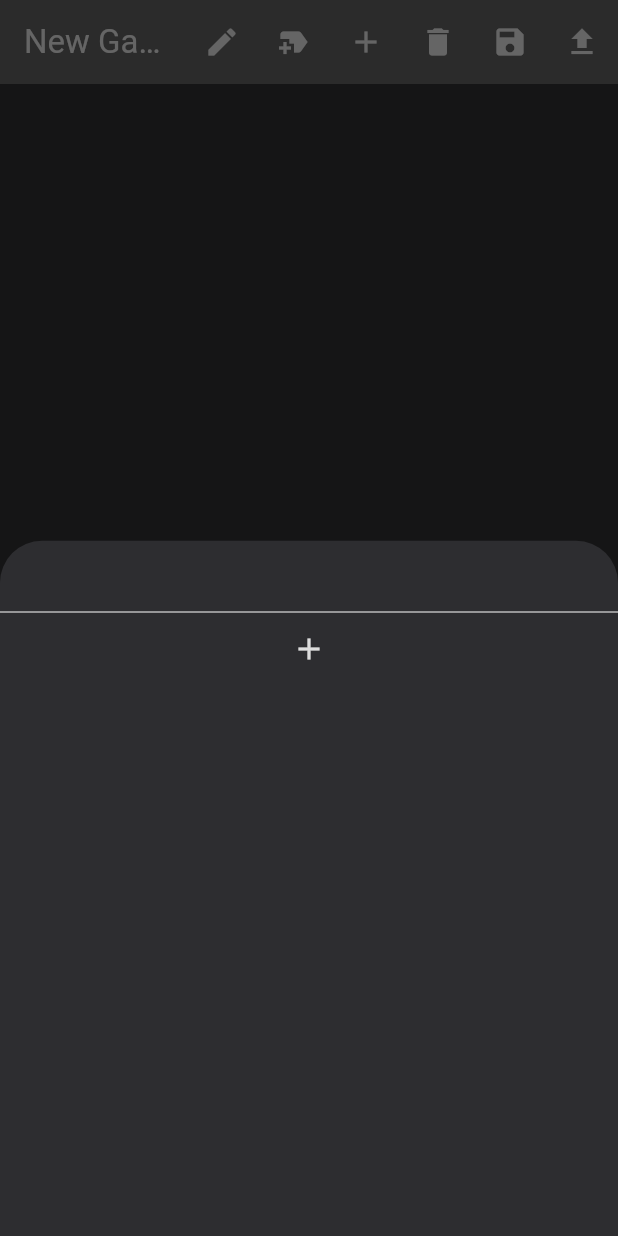
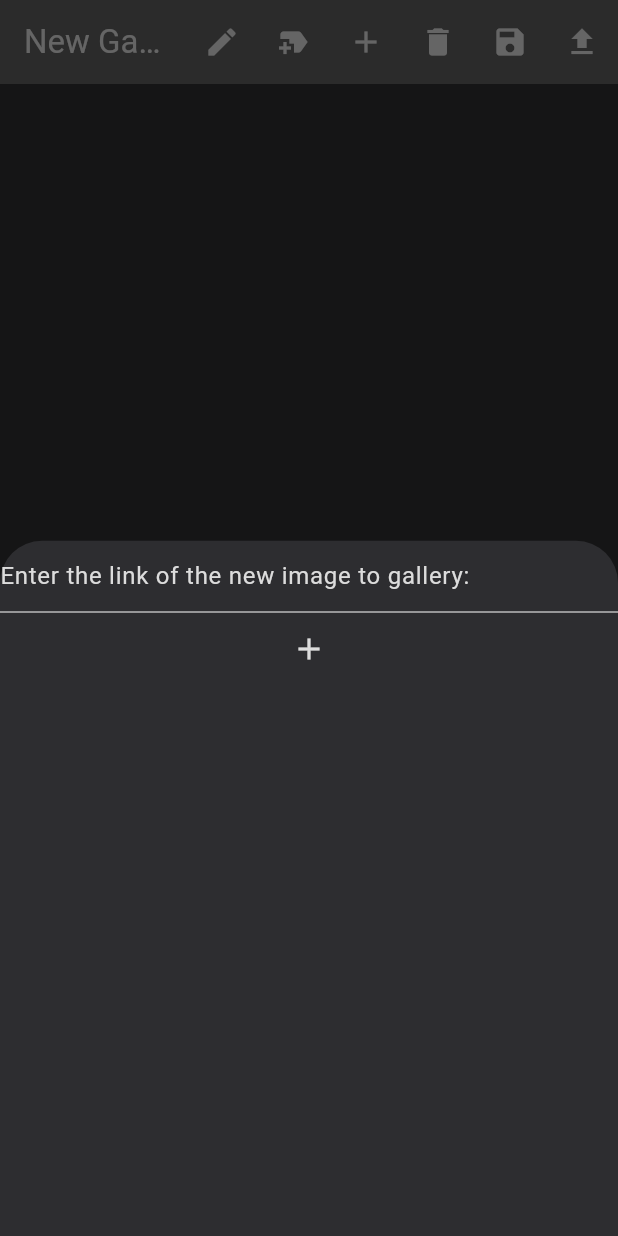
Before and after one commit to joaohudson/web-gallery, a Flutter app: the screen it shows after launch, after a tap on the "add" icon, on a phone screen of 412 x 824 dp. Run offline on Flutter 3.47's test engine with Material 2 defaults, Android fonts, the phone set to English and light mode, and no system bars; our stand-ins replace file_picker.

Commit message:
feat: add placeholder into textfields modals

```diff
--- a/lib/pages/home_page.dart
+++ b/lib/pages/home_page.dart
@@ -150,7 +150,11 @@ class _HomePageState extends State<HomePage> {
 
   Widget buildGalleryNameEditModal(BuildContext context) {
     return Column(children: [
-      TextField(controller: galleryNameFieldEditingController),
+      TextField(
+        controller: galleryNameFieldEditingController,
+        decoration:
+            const InputDecoration(hintText: 'Enter a new gallery name:'),
+      ),
       IconButton(
         icon: const Icon(Icons.check),
         onPressed: () {
@@ -163,7 +167,10 @@ class _HomePageState extends State<HomePage> {
 
   Widget buildImageInsertModal(BuildContext context) {
     return Column(children: [
-      TextField(controller: linkFieldEditingController),
+      TextField(
+          controller: linkFieldEditingController,
+          decoration: const InputDecoration(
+              hintText: 'Enter the link of the new image to gallery:')),
       IconButton(
         icon: const Icon(Icons.add),
         onPressed: () {
```
